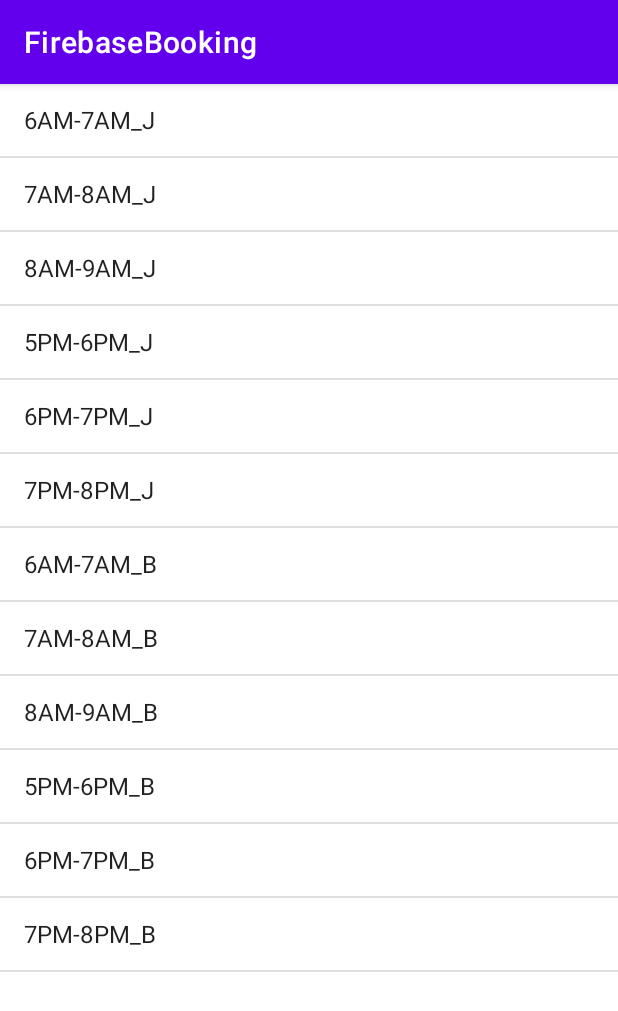
After one commit to acamanchaturvedi/FirebaseBooking, an Android app: the ReportingActivity screen opened directly, with no data from a screen before it, on a phone screen of 412 x 824 dp. The commit adds this screen. Shown: the top 1011 px of the screen. Run offline under Robolectric (Android 15) with nearby library versions, the phone set to English and light mode, and no system bars.

Commit message:
time slots report implemented

```diff
--- a/app/src/main/AndroidManifest.xml
+++ b/app/src/main/AndroidManifest.xml
@@ -9,6 +9,12 @@
         android:roundIcon="@mipmap/ic_launcher_round"
         android:supportsRtl="true"
         android:theme="@style/Theme.FirebaseBooking">
+        <activity
+            android:name=".ReportsActivity"
+            android:exported="false" />
+        <activity
+            android:name=".ReportingActivity"
+            android:exported="false" />
         <activity
             android:name=".BookingActivity"
             android:exported="false" />
--- a/app/src/main/java/com/example/firebasebooking/MainActivity.java
+++ b/app/src/main/java/com/example/firebasebooking/MainActivity.java
@@ -43,6 +43,11 @@ public class MainActivity extends AppCompatActivity {
         Button buttonB5 = findViewById(R.id.b5);
         Button buttonB6 = findViewById(R.id.b6);
 
+        Button reportsButton = findViewById(R.id.reportsButton);
+        reportsButton.setOnClickListener(view -> {
+            startActivity(new Intent(MainActivity.this,ReportingActivity.class));
+        });
+
         gridLayoutBanglore.setVisibility(View.GONE);
         mySwitch.setOnCheckedChangeListener(new CompoundButton.OnCheckedChangeListener() {
             public void onCheckedChanged(CompoundButton buttonView, boolean isChecked) {
--- /dev/null
+++ b/app/src/main/java/com/example/firebasebooking/ReportingActivity.java
@@ -0,0 +1,47 @@
+package com.example.firebasebooking;
+
+import androidx.appcompat.app.AppCompatActivity;
+
+import android.content.Intent;
+import android.os.Bundle;
+import android.view.View;
+import android.widget.AdapterView;
+import android.widget.ArrayAdapter;
+import android.widget.ListView;
+import android.widget.Toast;
+
+import java.util.ArrayList;
+
+public class ReportingActivity extends AppCompatActivity {
+
+    @Override
+    protected void onCreate(Bundle savedInstanceState) {
+        super.onCreate(savedInstanceState);
+        setContentView(R.layout.activity_reporting);
+
+        ListView slotsListView = findViewById(R.id.slotsListView);
+        ArrayList<String> list = new ArrayList<>();
+        list.add("6AM-7AM_J");
+        list.add("7AM-8AM_J");
+        list.add("8AM-9AM_J");
+        list.add("5PM-6PM_J");
+        list.add("6PM-7PM_J");
+        list.add("7PM-8PM_J");
+        list.add("6AM-7AM_B");
+        list.add("7AM-8AM_B");
+        list.add("8AM-9AM_B");
+        list.add("5PM-6PM_B");
+        list.add("6PM-7PM_B");
+        list.add("7PM-8PM_B");
+        ArrayAdapter<String> adapter = new ArrayAdapter<>(this, android.R.layout.simple_list_item_1,list);
+        slotsListView.setAdapter(adapter);
+
+        slotsListView.setOnItemClickListener((adapterView, view, i, l) -> {
+            Intent intent = new Intent(ReportingActivity.this,ReportsActivity.class);
+            String  slotName=list.get(i).toString();
+            intent.putExtra("slotName",slotName);
+            //Toast.makeText(this, slotName, Toast.LENGTH_SHORT).show();
+            startActivity(intent);
+        });
+    }
+}
--- a/app/src/main/res/layout/activity_booking.xml
+++ b/app/src/main/res/layout/activity_booking.xml
@@ -1,5 +1,6 @@
 <?xml version="1.0" encoding="utf-8"?>
-<androidx.constraintlayout.widget.ConstraintLayout xmlns:android="http://schemas.android.com/apk/res/android"
+<androidx.constraintlayout.widget.ConstraintLayout
+    xmlns:android="http://schemas.android.com/apk/res/android"
     xmlns:app="http://schemas.android.com/apk/res-auto"
     xmlns:tools="http://schemas.android.com/tools"
     android:layout_width="match_parent"
--- /dev/null
+++ b/app/src/main/res/layout/activity_reporting.xml
@@ -0,0 +1,19 @@
+<?xml version="1.0" encoding="utf-8"?>
+<androidx.constraintlayout.widget.ConstraintLayout xmlns:android="http://schemas.android.com/apk/res/android"
+    xmlns:app="http://schemas.android.com/apk/res-auto"
+    xmlns:tools="http://schemas.android.com/tools"
+    android:layout_width="match_parent"
+    android:layout_height="match_parent"
+    tools:context=".ReportingActivity">
+
+    <ListView
+        android:id="@+id/slotsListView"
+        android:layout_width="match_parent"
+        android:layout_height="match_parent"
+        app:layout_constraintBottom_toBottomOf="parent"
+        app:layout_constraintEnd_toEndOf="parent"
+        app:layout_constraintHorizontal_bias="0.5"
+        app:layout_constraintStart_toStartOf="parent"
+        app:layout_constraintTop_toTopOf="parent" />
+
+</androidx.constraintlayout.widget.ConstraintLayout>
```
Also changed, not shown: app/src/main/java/com/example/firebasebooking/ReportsActivity.java (added, +69 -0 lines), app/src/main/res/layout/activity_main.xml (+11 -0 lines), app/src/main/res/layout/activity_reports.xml (added, +15 -0 lines).
